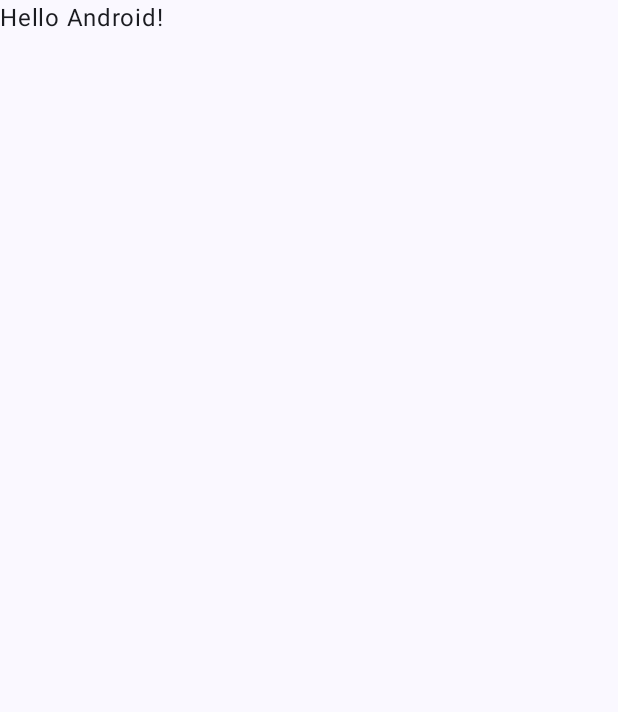
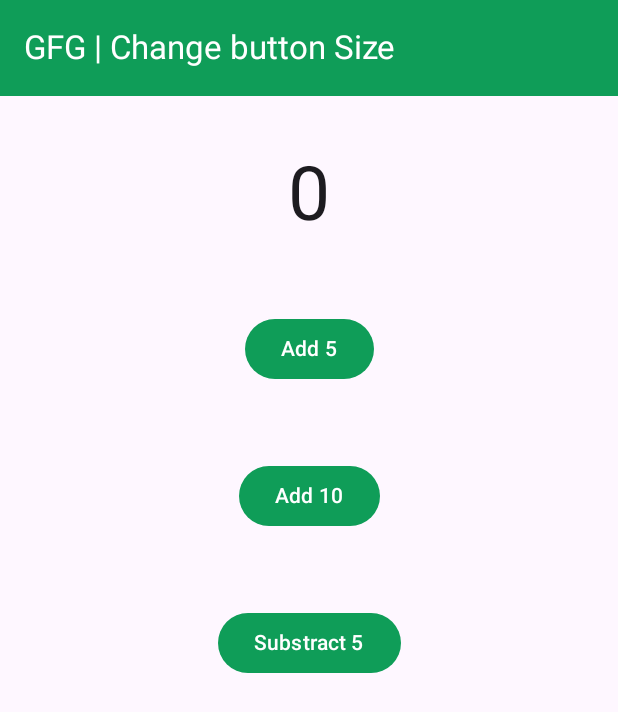
Before and after one commit to sarriaga35/DialogsBasic, an Android app built with Jetpack Compose: the screen it shows after launch (MainActivity), on a phone screen of 412 x 824 dp. Before the commit the part shown is almost empty. Shown: the top 712 px of the screen. Run offline under Robolectric (Android 15) with nearby library versions, the phone set to English and light mode, and no system bars.

```diff
--- a/app/src/main/java/com/sebas/dialogsbasic/MainActivity.kt
+++ b/app/src/main/java/com/sebas/dialogsbasic/MainActivity.kt
@@ -1,16 +1,33 @@
 package com.sebas.dialogsbasic
 
 import android.os.Bundle
+import android.widget.Button
 import androidx.activity.ComponentActivity
 import androidx.activity.compose.setContent
 import androidx.activity.enableEdgeToEdge
+import androidx.compose.foundation.layout.Column
+import androidx.compose.foundation.layout.Spacer
 import androidx.compose.foundation.layout.fillMaxSize
+import androidx.compose.foundation.layout.fillMaxWidth
+import androidx.compose.foundation.layout.height
 import androidx.compose.foundation.layout.padding
+import androidx.compose.material3.Button
+import androidx.compose.material3.ButtonDefaults
+import androidx.compose.material3.ExperimentalMaterial3Api
 import androidx.compose.material3.Scaffold
 import androidx.compose.material3.Text
+import androidx.compose.material3.TopAppBar
+import androidx.compose.material3.TopAppBarDefaults
+import androidx.compose.material3.TopAppBarDefaults.topAppBarColors
 import androidx.compose.runtime.Composable
+import androidx.compose.runtime.mutableStateOf
+import androidx.compose.runtime.remember
+import androidx.compose.ui.Alignment
 import androidx.compose.ui.Modifier
+import androidx.compose.ui.graphics.Color
 import androidx.compose.ui.tooling.preview.Preview
+import androidx.compose.ui.unit.dp
+import androidx.compose.ui.unit.sp
 import com.sebas.dialogsbasic.ui.theme.DialogsBasicTheme
 
 class MainActivity : ComponentActivity() {
@@ -18,30 +35,86 @@ class MainActivity : ComponentActivity() {
         super.onCreate(savedInstanceState)
         enableEdgeToEdge()
         setContent {
-            DialogsBasicTheme {
-                Scaffold(modifier = Modifier.fillMaxSize()) { innerPadding ->
-                    Greeting(
-                        name = "Android",
-                        modifier = Modifier.padding(innerPadding)
-                    )
-                }
-            }
+           //Calling the composable function
+            //to display element and its contents
+            MainContent()
+        }
+    }
+
+
+}
+//creating composable function to dispaly Top Bar
+@OptIn(ExperimentalMaterial3Api::class)
+@Composable
+private fun MainContent() {
+   Scaffold(
+       topBar ={TopAppBar(
+           title = {Text(
+               text = "GFG | Change button Size",
+               color = Color.White)},
+           colors = topAppBarColors(containerColor = Color(0xff0f9d58))
+       )},
+       content = { MyContent()}
+   )
+
+   }
+
+
+
+//creating a composable function to create 3 buttons an add functionality to them.
+//Calling this function as content in the above funtion
+@Composable
+fun MyContent() {
+    //Declaring a value to store the counter value
+    //Initially this value is set to 0
+    val mCounter = remember { mutableStateOf(0) }
+
+    //Creating a column
+    Column(
+        modifier = Modifier.fillMaxWidth(),
+        horizontalAlignment = Alignment.CenterHorizontally
+    ) {
+        //Displaying the mCounter value as Text
+        Text(
+            modifier = Modifier.padding(top = 100.dp),
+            text = mCounter.value.toString(),
+           fontSize = 50.sp)
+
+
+        //Adding a space of 50dp
+        Spacer(modifier = Modifier.height(50.dp))
+        //Calling TraerButton function to create the button, on click will increment the value of mCounter by 5
+        TraerButton(text = "Add 5") {
+            mCounter.value += 5
+        }
+        //Adding a space of 50dp
+        Spacer(modifier = Modifier.height(50.dp))
+        //Calling TraerButton function to create the button, on click will increment the value of mCounter by 5
+        TraerButton(text = "Add 10") {
+            mCounter.value += 10
+        }
+        //Adding a space of 50dp
+        Spacer(modifier = Modifier.height(50.dp))
+        //Calling TraerButton function to create the button, on click will increment the value of mCounter by 5
+        TraerButton(text = "Substract 5") {
+            mCounter.value -= 5
         }
     }
 }
 
 @Composable
-fun Greeting(name: String, modifier: Modifier = Modifier) {
-    Text(
-        text = "Hello $name!",
-        modifier = modifier
-    )
+fun TraerButton(text: String, onClick: () -> Unit) {
+   Button(
+       onClick = onClick,
+      colors = ButtonDefaults.buttonColors(containerColor = Color(0xff0f9d58))
+   ) { Text(text = text, color = Color.White) }
 }
+
+
 
 @Preview(showBackground = true)
 @Composable
-fun GreetingPreview() {
-    DialogsBasicTheme {
-        Greeting("Android")
-    }
+fun DefaultPreview() {
+    MainContent()
+
 }
```
